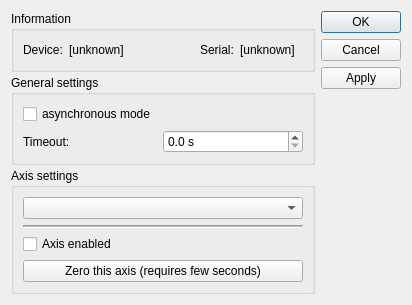
Above: ThorlabsBDCServo/dialogThorlabsBDCServo.ui from itom-project/plugins before the change. Below: the same form after it.
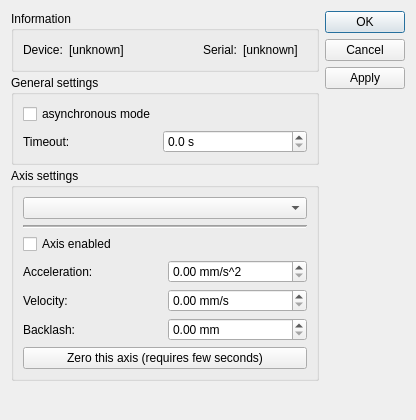
That is the form after the change.

Commit message: ThorlabsBDCServo: plugin almost finished

The edit to the form file:
```diff
--- a/ThorlabsBDCServo/dialogThorlabsBDCServo.ui
+++ b/ThorlabsBDCServo/dialogThorlabsBDCServo.ui
@@ -6,8 +6,8 @@
    <rect>
     <x>0</x>
     <y>0</y>
-    <width>412</width>
-    <height>277</height>
+    <width>416</width>
+    <height>420</height>
    </rect>
   </property>
   <property name="windowTitle">
@@ -96,14 +96,7 @@
         <string>General settings</string>
        </property>
        <layout class="QGridLayout" name="gridLayout">
-        <item row="2" column="0">
-         <widget class="QLabel" name="label_11">
-          <property name="text">
-           <string>Timeout:</string>
-          </property>
-         </widget>
-        </item>
-        <item row="2" column="2">
+        <item row="2" column="1" colspan="2">
          <widget class="QDoubleSpinBox" name="spinTimeout">
           <property name="sizePolicy">
            <sizepolicy hsizetype="MinimumExpanding" vsizetype="Fixed">
@@ -141,6 +134,13 @@
           </property>
          </widget>
         </item>
+        <item row="2" column="0">
+         <widget class="QLabel" name="label_11">
+          <property name="text">
+           <string>Timeout:</string>
+          </property>
+         </widget>
+        </item>
        </layout>
       </widget>
      </item>
@@ -156,7 +156,45 @@
         <string>Axis settings</string>
        </property>
        <layout class="QGridLayout" name="gridLayout_3">
-        <item row="3" column="0" colspan="2">
+        <item row="2" column="0" colspan="2">
+         <widget class="QCheckBox" name="checkEnabled">
+          <property name="text">
+           <string>Axis enabled</string>
+          </property>
+         </widget>
+        </item>
+        <item row="3" column="1">
+         <widget class="QDoubleSpinBox" name="doubleSpinBoxAcceleration">
+          <property name="suffix">
+           <string> mm/s^2</string>
+          </property>
+         </widget>
+        </item>
+        <item row="3" column="0">
+         <widget class="QLabel" name="label_2">
+          <property name="text">
+           <string>Acceleration:</string>
+          </property>
+         </widget>
+        </item>
+        <item row="4" column="0">
+         <widget class="QLabel" name="label_3">
+          <property name="text">
+           <string>Velocity:</string>
+          </property>
+         </widget>
+        </item>
+        <item row="4" column="1">
+         <widget class="QDoubleSpinBox" name="doubleSpinBoxVelocity">
+          <property name="suffix">
+           <string> mm/s</string>
+          </property>
+         </widget>
+        </item>
+        <item row="0" column="0" colspan="2">
+         <widget class="QComboBox" name="comboAxisSelector"/>
+        </item>
+        <item row="6" column="0" colspan="2">
          <widget class="QPushButton" name="btnCalib">
           <property name="text">
            <string>Zero this axis (requires few seconds)</string>
@@ -176,15 +214,19 @@
           </property>
          </widget>
         </item>
-        <item row="2" column="0" colspan="2">
-         <widget class="QCheckBox" name="checkEnabled">
+        <item row="5" column="0">
+         <widget class="QLabel" name="label_4">
           <property name="text">
-           <string>Axis enabled</string>
+           <string>Backlash:</string>
           </property>
          </widget>
         </item>
-        <item row="0" column="0" colspan="2">
-         <widget class="QComboBox" name="comboAxisSelector"/>
+        <item row="5" column="1">
+         <widget class="QDoubleSpinBox" name="doubleSpinBoxBacklash">
+          <property name="suffix">
+           <string> mm</string>
+          </property>
+         </widget>
         </item>
        </layout>
       </widget>
```
The commit also changes 6 other files.
